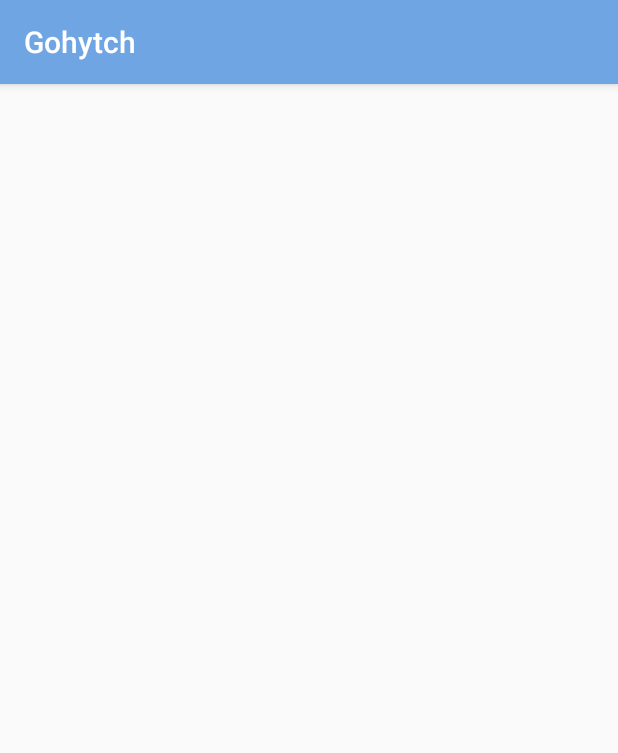
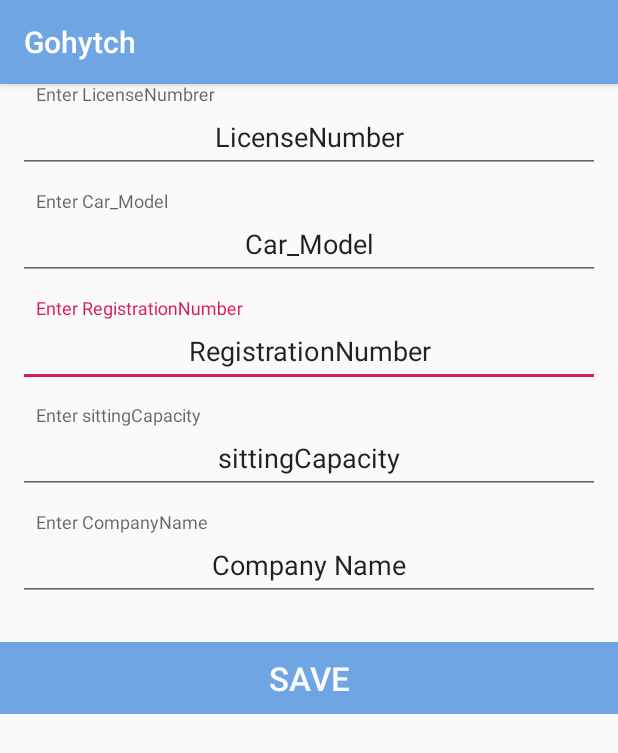
Before and after one commit to in-techouse/gohytch, an Android app: the CreateRenter screen opened directly, with no data from a screen before it, on a phone screen of 412 x 824 dp. Shown: the top 753 px of the screen. Run offline under Robolectric (Android 15) with nearby library versions, the phone set to English and light mode, and no system bars.

Commit message:
CreateRenter

```diff
--- a/app/src/main/java/lcwu/fyp/gohytch/activities/CreateRenter.java
+++ b/app/src/main/java/lcwu/fyp/gohytch/activities/CreateRenter.java
@@ -3,14 +3,41 @@ package lcwu.fyp.gohytch.activities;
 import androidx.appcompat.app.AppCompatActivity;
 
 import android.os.Bundle;
+import android.view.View;
+import android.widget.Button;
+import android.widget.EditText;
+import android.widget.ProgressBar;
 
 import lcwu.fyp.gohytch.R;
 
-public class CreateRenter extends AppCompatActivity {
+public class CreateRenter extends AppCompatActivity  implements View.OnClickListener{
+    Button btnSave;
+    EditText edtLicenseNumber,edtCar_Model,edtRegistrationNumber,edtsittingCapacity,edtCompany;
+    ProgressBar SaveProgress;
 
     @Override
     protected void onCreate(Bundle savedInstanceState) {
         super.onCreate(savedInstanceState);
         setContentView(R.layout.activity_create_renter);
+
+        btnSave=findViewById(R.id.btnSave);
+        edtLicenseNumber=findViewById(R.id.LicenseNumber);
+        edtCar_Model=findViewById(R.id.Car_Model);
+        edtRegistrationNumber=findViewById(R.id.RegistrationNumber);
+        edtsittingCapacity=findViewById(R.id.sittingCapacity);
+        edtCompany=findViewById(R.id.Company);
+
+        SaveProgress=findViewById(R.id.SaveProgress);
+
+        btnSave.setOnClickListener(this);
+    }
+
+    @Override
+    public void onClick(View view) {
+        int id=view.getId();
+        switch (id){
+
+        }
+
     }
 }
--- a/app/src/main/java/lcwu/fyp/gohytch/model/Renter.java
+++ b/app/src/main/java/lcwu/fyp/gohytch/model/Renter.java
@@ -4,12 +4,17 @@ import java.io.Serializable;
 
 public class Renter implements Serializable {
     String id,Image1,Image2,licenseNumber;
+    Car car;
 
-    public Renter(String id, String image1, String image2, String licenseNumber) {
+    public Renter() {
+    }
+
+    public Renter(String id, String image1, String image2, String licenseNumber, Car car) {
         this.id = id;
         Image1 = image1;
         Image2 = image2;
         this.licenseNumber = licenseNumber;
+        this.car = car;
     }
 
     public String getId() {
@@ -43,4 +48,12 @@ public class Renter implements Serializable {
     public void setLicenseNumber(String licenseNumber) {
         this.licenseNumber = licenseNumber;
     }
+
+    public Car getCar() {
+        return car;
+    }
+
+    public void setCar(Car car) {
+        this.car = car;
+    }
 }
--- a/app/src/main/res/layout/activity_create_driver.xml
+++ b/app/src/main/res/layout/activity_create_driver.xml
@@ -1,6 +1,5 @@
 <?xml version="1.0" encoding="utf-8"?>
 <ScrollView
-
     xmlns:android="http://schemas.android.com/apk/res/android"
     xmlns:app="http://schemas.android.com/apk/res-auto"
     xmlns:tools="http://schemas.android.com/tools"
--- a/app/src/main/res/layout/activity_create_renter.xml
+++ b/app/src/main/res/layout/activity_create_renter.xml
@@ -1,9 +1,115 @@
 <?xml version="1.0" encoding="utf-8"?>
-<androidx.constraintlayout.widget.ConstraintLayout xmlns:android="http://schemas.android.com/apk/res/android"
+<ScrollView
+    xmlns:android="http://schemas.android.com/apk/res/android"
     xmlns:app="http://schemas.android.com/apk/res-auto"
     xmlns:tools="http://schemas.android.com/tools"
     android:layout_width="match_parent"
     android:layout_height="match_parent"
     tools:context=".activities.CreateRenter">
+    <LinearLayout
+        android:orientation="vertical"
+        android:layout_width="match_parent"
+        android:layout_height="wrap_content">
+        <com.google.android.material.textfield.TextInputLayout
+            android:layout_width="match_parent"
+            android:layout_height="wrap_content">
+            <EditText
+                android:id="@+id/LicenseNumber"
+                android:text="LicenseNumber"
+                android:inputType="number"
+                android:hint="@string/Enter_licensenumbrer"
+                android:textAlignment="center"
+                android:padding="12dp"
+                android:layout_margin="12dp"
+                android:layout_width="match_parent"
+                android:layout_height="wrap_content"/>
+        </com.google.android.material.textfield.TextInputLayout>
 
-</androidx.constraintlayout.widget.ConstraintLayout>
+        <com.google.android.material.textfield.TextInputLayout
+            android:layout_width="match_parent"
+            android:layout_height="wrap_content">
+            <EditText
+                android:id="@+id/Car_Model"
+                android:text="Car_Model"
+                android:inputType="number"
+                android:hint="@string/Enter_Car_model"
+                android:textAlignment="center"
+                android:padding="12dp"
+                android:layout_margin="12dp"
+                android:layout_width="match_parent"
+                android:layout_height="wrap_content"/>
+        </com.google.android.material.textfield.TextInputLayout>
+
+
+        <com.google.android.material.textfield.TextInputLayout
+            android:layout_width="match_parent"
+            android:layout_height="wrap_content">
+            <EditText
+                android:id="@+id/RegistrationNumber"
+                android:text="RegistrationNumber"
+                android:inputType="number"
+                android:hint="@string/Enter_Registrationnumber"
+                android:textAlignment="center"
+                android:padding="12dp"
+                android:layout_margin="12dp"
+                android:layout_width="match_parent"
+                android:layout_height="wrap_content"/>
+        </com.google.android.material.textfield.TextInputLayout>
+
+
+
+        <com.google.android.material.textfield.TextInputLayout
+            android:layout_width="match_parent"
+            android:layout_height="wrap_content">
+            <EditText
+                android:id="@+id/sittingCapacity"
+                android:text="sittingCapacity"
+                android:inputType="number"
+                android:hint="@string/Enter_sittingCapacity"
+                android:textAlignment="center"
+                android:padding="12dp"
+                android:layout_margin="12dp"
+                android:layout_width="match_parent"
+                android:layout_height="wrap_content"/>
+        </com.google.android.material.textfield.TextInputLayout>
+
+
+
+        <com.google.android.material.textfield.TextInputLayout
+            android:layout_width="match_parent"
+            android:layout_height="wrap_content">
+            <EditText
+                android:id="@+id/Company"
+                android:text="Company Name"
+                android:inputType="text"
+                android:hint="@string/Enter_CompanyName"
+                android:textAlignment="center"
+                android:padding="12dp"
+                android:layout_margin="12dp"
+                android:layout_width="match_parent"
+                android:layout_height="wrap_content"/>
+        </com.google.android.material.textfield.TextInputLayout>
+
+
+
+        <Button
+        android:id="@+id/btnSave"
+        android:text="Save"
+        android:layout_marginTop="15dp"
+        android:textSize="22sp"
+        android:background="@color/colorPrimary"
+        android:textColor="@color/white"
+        android:layout_width="match_parent"
+        android:layout_height="wrap_content"/>
+        <ProgressBar
+            android:visibility="gone"
+            android:id="@+id/SaveProgress"
+            android:layout_marginTop="@dimen/marginLayout"
+            android:layout_gravity="center"
+            android:layout_width="match_parent"
+            android:layout_height="wrap_content"/>
+
+    </LinearLayout>
+
+
+</ScrollView>
--- a/app/src/main/res/values/strings.xml
+++ b/app/src/main/res/values/strings.xml
@@ -25,4 +25,11 @@
     <string name="confirm">CONFIRM</string>
     <string name="location">Location</string>
     <string name="loading_notification">loading_notification</string>
+    <string name="enter_license_number">Enter license_Number</string>
+    <string name="Enter_license_number">Enter license_Number</string>
+    <string name="Enter_licensenumbrer">Enter LicenseNumbrer</string>
+    <string name="Enter_Car_model">Enter Car_Model</string>
+    <string name="Enter_Registrationnumber">Enter RegistrationNumber</string>
+    <string name="Enter_sittingCapacity">Enter sittingCapacity</string>
+    <string name="Enter_CompanyName">Enter CompanyName</string>
 </resources>
```
